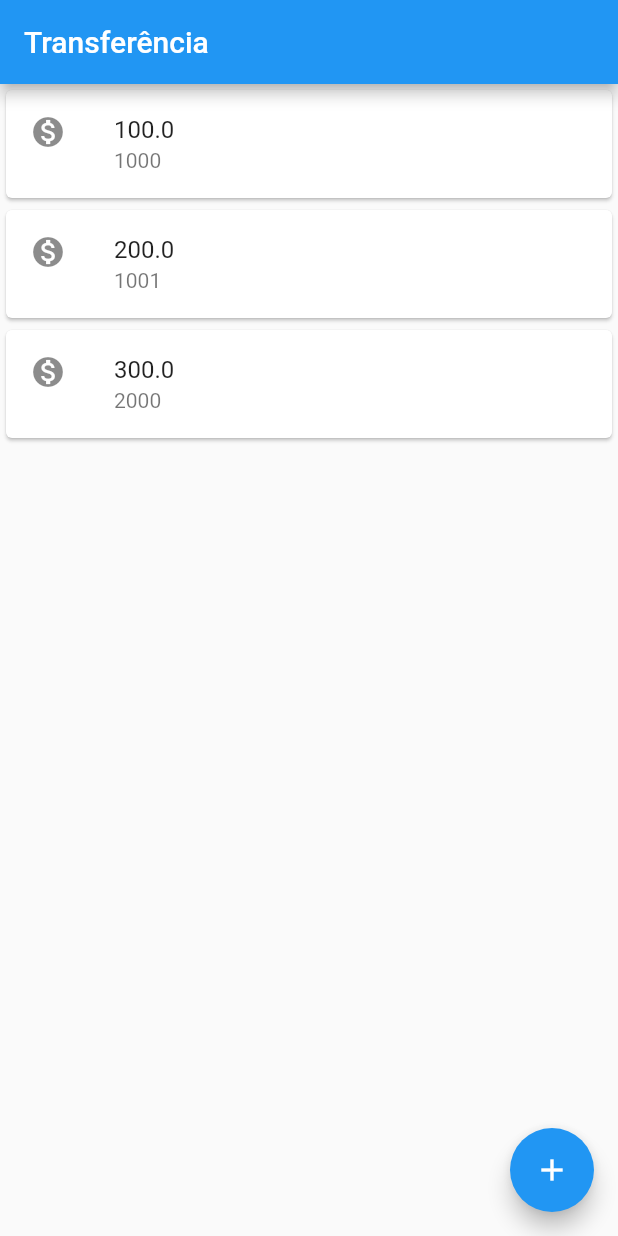
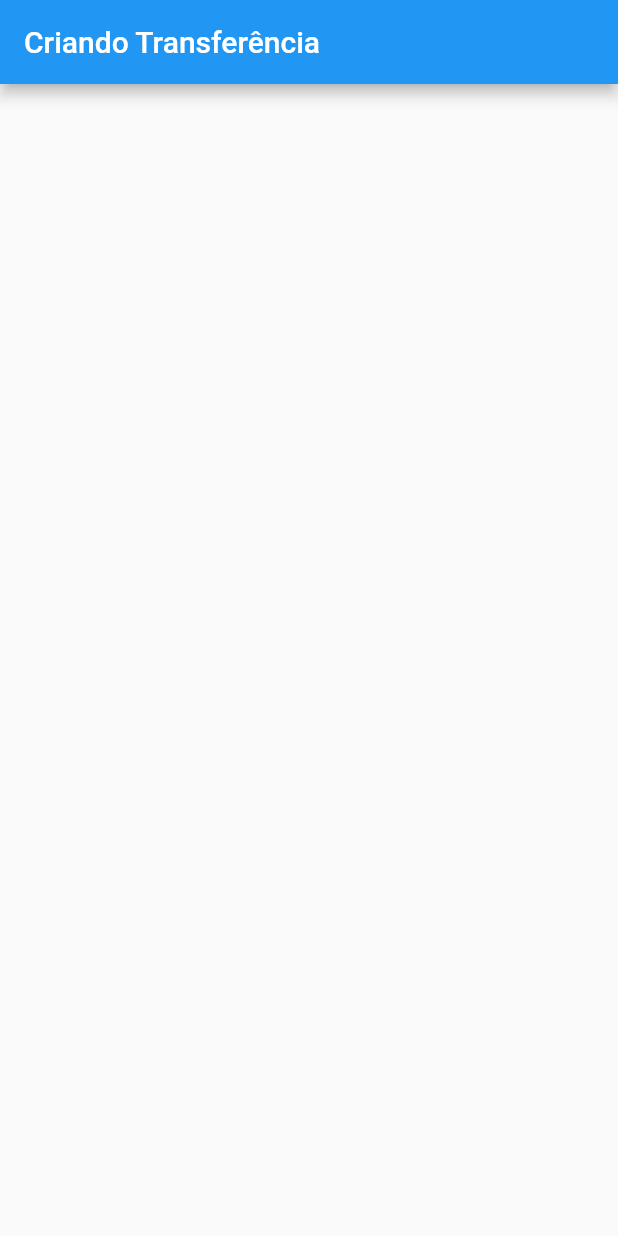
Before and after one commit to gabrieldarlan/bytebank_novo, a Flutter app: the screen it shows after launch, on a phone screen of 412 x 824 dp. Run offline on Flutter 3.47's test engine with Material 2 defaults, Android fonts, the phone set to English and light mode, and no system bars.

Commit message:
cap03 aula01

```diff
--- a/lib/main.dart
+++ b/lib/main.dart
@@ -1,31 +1,50 @@
 import 'package:flutter/cupertino.dart';
 import 'package:flutter/material.dart';
 
-void main() => runApp(
-      MaterialApp(
+void main() => runApp(BytebankApp());
+
+class FormularioTransferencia extends StatelessWidget {
+  @override
+  Widget build(BuildContext context) {
+    return Scaffold(
+      appBar: AppBar(
+        title: Text('Criando Transferência'),
+      ),
+      body: Text(''),
+    );
+  }
+}
+
+class BytebankApp extends StatelessWidget {
+  @override
+  Widget build(BuildContext context) {
+    return MaterialApp(
       debugShowCheckedModeBanner: false,
       home: Scaffold(
-          body: ListaTransferencias(),
-          appBar: AppBar(
-            title: Text('Transferência'),
-          ),
-          floatingActionButton: FloatingActionButton(
-            child: Icon(Icons.add),
-          ),
-        ),
+        body: FormularioTransferencia(),
       ),
     );
+  }
+}
 
 class ListaTransferencias extends StatelessWidget {
   @override
   Widget build(BuildContext context) {
     // TODO: implement build
-    return Column(
+    return Scaffold(
+      appBar: AppBar(
+        title: Text('Transferência'),
+      ),
+      body: Column(
         children: <Widget>[
           ItemTransferencia(Transferencia(100.0, 1000)),
           ItemTransferencia(Transferencia(200.0, 1001)),
           ItemTransferencia(Transferencia(300.0, 2000)),
         ],
+      ),
+      floatingActionButton: FloatingActionButton(
+        child: Icon(Icons.add),
+      ),
     );
   }
 }
```
Lines whose indentation alone changed are shown as unchanged.
